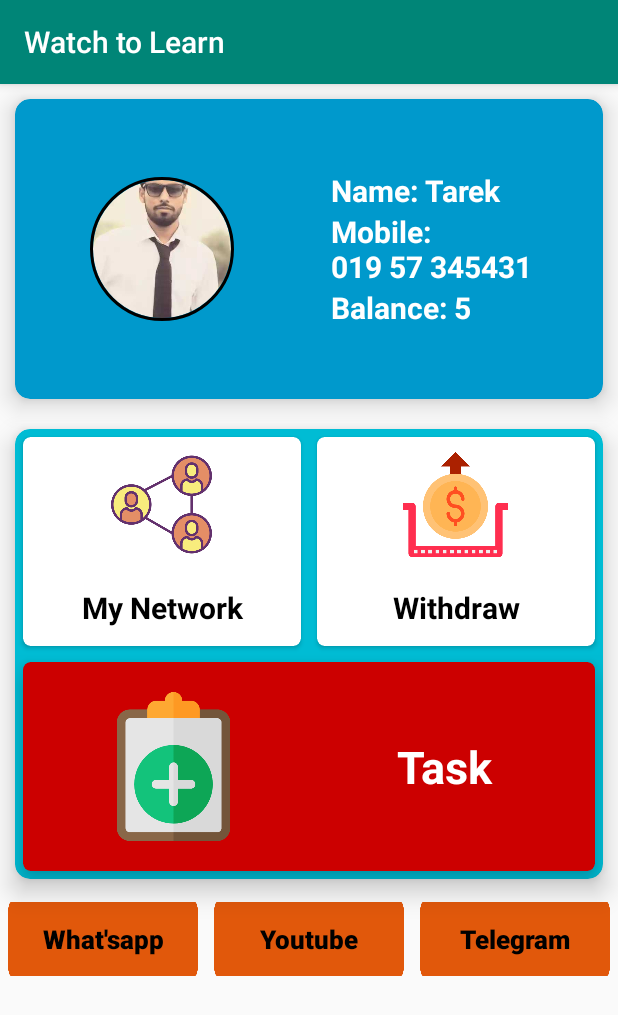
After one commit to mutarek/New_Watch_and_learn, an Android app: the LandingActivity screen opened directly, with no data from a screen before it, on a phone screen of 412 x 824 dp. The commit adds this screen. Shown: the top 1015 px of the screen. Run offline under Robolectric (Android 15) with nearby library versions, the phone set to English and light mode, and no system bars; our stand-ins replace CircleImageView, Firebase (no records; nobody signed in at launch, a user with empty details on screens opened directly); pictures from the network do not load.

Commit message:
new file added

```diff
--- a/app/build.gradle
+++ b/app/build.gradle
@@ -42,5 +42,8 @@ dependencies {
 
     implementation 'com.google.firebase:firebase-database:19.2.0'
     implementation 'com.theartofdev.edmodo:android-image-cropper:2.8.+'
+    implementation 'com.github.GrenderG:Toasty:1.4.2'
+    implementation 'com.github.bumptech.glide:glide:4.10.0'
+    annotationProcessor 'com.github.bumptech.glide:compiler:4.10.0'
 }
 apply plugin: 'com.google.gms.google-services'
--- a/app/src/main/java/com/bdsoftwaresolution/watchtolearn/Activities/CompeleteProfileActivity.java
+++ b/app/src/main/java/com/bdsoftwaresolution/watchtolearn/Activities/CompeleteProfileActivity.java
@@ -20,11 +20,13 @@ import com.google.android.gms.tasks.OnFailureListener;
 import com.google.android.gms.tasks.OnSuccessListener;
 import com.google.android.gms.tasks.Task;
 import com.google.firebase.auth.FirebaseAuth;
+import com.google.firebase.database.DataSnapshot;
+import com.google.firebase.database.DatabaseError;
 import com.google.firebase.database.DatabaseReference;
 import com.google.firebase.database.FirebaseDatabase;
+import com.google.firebase.database.ValueEventListener;
 import com.google.firebase.storage.FirebaseStorage;
 import com.google.firebase.storage.OnProgressListener;
-import com.google.firebase.storage.StorageMetadata;
 import com.google.firebase.storage.StorageReference;
 import com.google.firebase.storage.UploadTask;
 
@@ -33,6 +35,7 @@ import java.util.HashMap;
 import java.util.UUID;
 
 import de.hdodenhof.circleimageview.CircleImageView;
+import es.dmoral.toasty.Toasty;
 
 public class CompeleteProfileActivity extends AppCompatActivity {
 
@@ -45,13 +48,12 @@ public class CompeleteProfileActivity extends AppCompatActivity {
     private final int PICK_IMAGE_REQUEST = 10;
 
     //Firebase
-    FirebaseStorage storage;
-    StorageReference storageReference;
+    private StorageReference storageReference;
     private FirebaseAuth firebaseAuth;
     String cUser;
     private DatabaseReference databaseReference;
-    String downloadUri;
-    Task<Uri> result;
+    String downloaduri;
+    ProgressDialog progressDialog ;
 
 
     @Override
@@ -78,6 +80,32 @@ public class CompeleteProfileActivity extends AppCompatActivity {
 
     }
 
+    private void checkprofiledoneornot() {
+        databaseReference.child("Users").child(cUser).addValueEventListener(new ValueEventListener() {
+            @Override
+            public void onDataChange(@NonNull DataSnapshot dataSnapshot) {
+                if (dataSnapshot.hasChild("User_Name"))
+                {
+                    updateUi();
+                }
+                else
+                {
+                    Toasty.error(CompeleteProfileActivity.this, "This is an error toast.", Toast.LENGTH_SHORT, true).show();
+                }
+            }
+
+            @Override
+            public void onCancelled(@NonNull DatabaseError databaseError) {
+
+            }
+        });
+    }
+
+    private void updateUi() {
+        startActivity(new Intent(CompeleteProfileActivity.this,LandingActivity.class));
+        finish();
+    }
+
     private void casting() {
         userprofile = findViewById(R.id.user_profile_image);
         uname = findViewById(R.id.user_nameET);
@@ -85,11 +113,13 @@ public class CompeleteProfileActivity extends AppCompatActivity {
         ucode = findViewById(R.id.user_u_codeET);
         urefer = findViewById(R.id.user_refer_code);
         finishbtn = findViewById(R.id.finishBTN);
-        storage = FirebaseStorage.getInstance();
-        storageReference = storage.getReference();
         firebaseAuth = FirebaseAuth.getInstance();
         cUser = firebaseAuth.getCurrentUser().getUid();
         databaseReference = FirebaseDatabase.getInstance().getReference();
+        storageReference = FirebaseStorage.getInstance().getReference().child("Profile_Picture");
+        progressDialog = new ProgressDialog(this);
+        progressDialog.setTitle("Loading.....");
+
 
     }
 
@@ -106,6 +136,7 @@ public class CompeleteProfileActivity extends AppCompatActivity {
             Toast.makeText(this, "Number is Mandatory", Toast.LENGTH_SHORT).show();
         } else {
             uploadInfotoDb();
+            progressDialog.show();
         }
     }
 
@@ -114,36 +145,26 @@ public class CompeleteProfileActivity extends AppCompatActivity {
     }
 
     private void uploadProfilePic() {
-        if (filePath != null) {
-            final ProgressDialog progressDialog = new ProgressDialog(this);
-            progressDialog.setTitle("Uploading...");
-            progressDialog.show();
-            StorageReference ref = storageReference.child("images/" + UUID.randomUUID().toString());
-            ref.putFile(filePath)
-                    .addOnSuccessListener(new OnSuccessListener<UploadTask.TaskSnapshot>() {
+        final StorageReference upload = storageReference.child("image"+filePath.getLastPathSegment());
+        upload.putFile(filePath).addOnCompleteListener(new OnCompleteListener<UploadTask.TaskSnapshot>() {
+            @Override
+            public void onComplete(@NonNull Task<UploadTask.TaskSnapshot> task) {
+                if (task.isSuccessful())
+                {
+                    upload.getDownloadUrl().addOnSuccessListener(new OnSuccessListener<Uri>() {
                         @Override
-                        public void onSuccess(UploadTask.TaskSnapshot taskSnapshot) {
-                            progressDialog.dismiss();
+                        public void onSuccess(Uri uri) {
+                            downloaduri = String.valueOf(uri);
                             uploadAllInfotoDB();
-                            Toast.makeText(CompeleteProfileActivity.this, "Uploaded", Toast.LENGTH_SHORT).show();
-                        }
-                    })
-                    .addOnFailureListener(new OnFailureListener() {
-                        @Override
-                        public void onFailure(@NonNull Exception e) {
-                            progressDialog.dismiss();
-                            Toast.makeText(CompeleteProfileActivity.this, "Failed " + e.getMessage(), Toast.LENGTH_SHORT).show();
-                        }
-                    })
-                    .addOnProgressListener(new OnProgressListener<UploadTask.TaskSnapshot>() {
-                        @Override
-                        public void onProgress(UploadTask.TaskSnapshot taskSnapshot) {
-                            double progress = (100.0 * taskSnapshot.getBytesTransferred() / taskSnapshot
-                                    .getTotalByteCount());
-                            progressDialog.setMessage("Uploaded " + (int) progress + "%");
                         }
                     });
-        }
+                }
+                else
+                {
+                    Toast.makeText(CompeleteProfileActivity.this, ""+task.getException(), Toast.LENGTH_SHORT).show();
+                }
+            }
+        });
     }
 
     private void uploadAllInfotoDB() {
@@ -152,14 +173,16 @@ public class CompeleteProfileActivity extends AppCompatActivity {
         hashMap.put("User_Number", usernumber);
         hashMap.put("User_Code", usercode);
         hashMap.put("User_Refer", userRefer);
-        hashMap.put("User_Profile_Picture", result);
+        hashMap.put("User_Balance", 0);
+        hashMap.put("User_Profile_Picture", downloaduri);
         databaseReference.child("Users").child(cUser).setValue(hashMap)
                 .addOnCompleteListener(new OnCompleteListener<Void>() {
                     @Override
                     public void onComplete(@NonNull Task<Void> task) {
                         if (task.isSuccessful()) {
+                            progressDialog.dismiss();
                             Toast.makeText(CompeleteProfileActivity.this, "Done", Toast.LENGTH_SHORT).show();
-                            startActivity(new Intent(CompeleteProfileActivity.this, NavDrawerActivity.class));
+                            startActivity(new Intent(CompeleteProfileActivity.this, LandingActivity.class));
                         } else {
                             Toast.makeText(CompeleteProfileActivity.this, "" + task.getException(), Toast.LENGTH_SHORT).show();
                         }
@@ -183,5 +206,9 @@ public class CompeleteProfileActivity extends AppCompatActivity {
         }
     }
 
-
+    @Override
+    protected void onStart() {
+        super.onStart();
+        checkprofiledoneornot();
+    }
 }
--- /dev/null
+++ b/app/src/main/java/com/bdsoftwaresolution/watchtolearn/Activities/LandingActivity.java
@@ -0,0 +1,69 @@
+package com.bdsoftwaresolution.watchtolearn.Activities;
+
+import androidx.annotation.NonNull;
+import androidx.appcompat.app.AppCompatActivity;
+
+import android.os.Bundle;
+import android.widget.TextView;
+
+import com.bdsoftwaresolution.watchtolearn.R;
+import com.bumptech.glide.Glide;
+import com.google.firebase.auth.FirebaseAuth;
+import com.google.firebase.database.DataSnapshot;
+import com.google.firebase.database.DatabaseError;
+import com.google.firebase.database.DatabaseReference;
+import com.google.firebase.database.FirebaseDatabase;
+import com.google.firebase.database.ValueEventListener;
+
+import de.hdodenhof.circleimageview.CircleImageView;
+
+public class LandingActivity extends AppCompatActivity {
+
+    private CircleImageView landingprofile;
+    private TextView name, mobile, balance;
+    private FirebaseAuth firebaseAuth;
+    String cUser;
+    private DatabaseReference databaseReference;
+
+    @Override
+    protected void onCreate(Bundle savedInstanceState) {
+        super.onCreate(savedInstanceState);
+        setContentView(R.layout.activity_landing);
+        casting();
+    }
+
+    private void casting() {
+        landingprofile = findViewById(R.id.landing_profile_image);
+        name = findViewById(R.id.landing_user_name);
+        mobile = findViewById(R.id.lading_user_number);
+        balance = findViewById(R.id.landing_user_balance);
+        firebaseAuth = FirebaseAuth.getInstance();
+        cUser = firebaseAuth.getCurrentUser().getUid();
+        databaseReference = FirebaseDatabase.getInstance().getReference().child("Users");
+    }
+
+    @Override
+    protected void onStart() {
+        super.onStart();
+        databaseReference.child(cUser).addListenerForSingleValueEvent(new ValueEventListener() {
+            @Override
+            public void onDataChange(@NonNull DataSnapshot dataSnapshot) {
+                if (dataSnapshot.exists()) {
+                    String sname = dataSnapshot.child("User_Name").getValue().toString();
+                    name.setText(sname);
+                    String snumber = dataSnapshot.child("User_Number").getValue().toString();
+                    String sbalance = dataSnapshot.child("User_Balance").getValue().toString();
+                    balance.setText(sbalance);
+                    mobile.setText(snumber);
+                    String sprofile = dataSnapshot.child("User_Profile_Picture").getValue().toString();
+                    Glide.with(LandingActivity.this).load(sprofile).into(landingprofile);
+                }
+            }
+
+            @Override
+            public void onCancelled(@NonNull DatabaseError databaseError) {
+
+            }
+        });
+    }
+}
--- /dev/null
+++ b/app/src/main/res/layout/activity_landing.xml
@@ -0,0 +1,278 @@
+<?xml version="1.0" encoding="utf-8"?>
+<ScrollView xmlns:android="http://schemas.android.com/apk/res/android"
+    xmlns:app="http://schemas.android.com/apk/res-auto"
+    xmlns:tools="http://schemas.android.com/tools"
+    android:layout_width="match_parent"
+    android:layout_height="match_parent"
+    tools:context=".Activities.LandingActivity"
+    >
+
+    <LinearLayout
+        android:layout_width="match_parent"
+        android:layout_height="match_parent"
+        android:orientation="vertical">
+
+        <androidx.cardview.widget.CardView
+            android:layout_width="match_parent"
+            android:layout_height="200dp"
+            android:layout_margin="10dp"
+            app:cardBackgroundColor="@android:color/holo_blue_dark"
+            app:cardCornerRadius="10dp"
+            app:cardElevation="10dp">
+
+            <LinearLayout
+                android:layout_width="match_parent"
+                android:layout_height="match_parent"
+                android:orientation="vertical">
+
+
+                <LinearLayout
+                    android:layout_width="match_parent"
+                    android:layout_height="match_parent"
+                    android:orientation="horizontal"
+                    android:weightSum="2">
+
+
+                    <de.hdodenhof.circleimageview.CircleImageView xmlns:app="http://schemas.android.com/apk/res-auto"
+                        android:id="@+id/landing_profile_image"
+                        android:layout_width="match_parent"
+                        android:layout_height="96dp"
+                        android:layout_gravity="center"
+                        android:layout_weight="1"
+                        android:src="@drawable/man"
+                        app:civ_border_color="#FF000000"
+                        app:civ_border_width="2dp" />
+
+                    <LinearLayout
+                        android:layout_width="match_parent"
+                        android:layout_height="match_parent"
+                        android:layout_weight="1"
+                        android:gravity="center"
+                        android:orientation="vertical">
+
+                        <TextView
+                            android:id="@+id/landing_user_name"
+                            android:layout_width="match_parent"
+                            android:layout_height="wrap_content"
+                            android:layout_gravity="center"
+                            android:layout_marginLeft="10dp"
+                            android:text="Name: Tarek"
+                            android:textColor="@android:color/white"
+                            android:textSize="20sp"
+                            android:textStyle="bold" />
+
+                        <TextView
+                            android:id="@+id/lading_user_number"
+                            android:layout_width="match_parent"
+                            android:layout_height="wrap_content"
+                            android:layout_gravity="center"
+                            android:layout_marginLeft="10dp"
+                            android:text="Mobile: \n019 57 345431"
+                            android:textColor="@android:color/white"
+                            android:textSize="20sp"
+                            android:textStyle="bold" />
+
+                        <TextView
+                            android:id="@+id/landing_user_balance"
+                            android:layout_width="match_parent"
+                            android:layout_height="wrap_content"
+                            android:layout_gravity="center"
+                            android:layout_marginLeft="10dp"
+                            android:text="Balance: 5"
+                            android:textColor="@android:color/white"
+                            android:textSize="20sp"
+                            android:textStyle="bold" />
+
+
+                    </LinearLayout>
+
+
+                </LinearLayout>
+
+
+            </LinearLayout>
+
+
+        </androidx.cardview.widget.CardView>
+
+
+        <androidx.cardview.widget.CardView
+            android:layout_width="match_parent"
+            android:layout_height="300dp"
+            android:layout_margin="10dp"
+            app:cardBackgroundColor="#00BCD4"
+            app:cardCornerRadius="10dp"
+            app:cardElevation="10dp">
+
+            <LinearLayout
+                android:layout_width="match_parent"
+                android:layout_height="match_parent"
+                android:orientation="vertical">
+
+                <LinearLayout
+                    android:layout_width="match_parent"
+                    android:layout_height="150dp"
+                    android:orientation="horizontal"
+                    android:weightSum="2">
+
+                    <androidx.cardview.widget.CardView
+                        android:layout_width="match_parent"
+                        android:layout_height="match_parent"
+                        android:layout_margin="5dp"
+                        android:layout_weight="1"
+                        app:cardCornerRadius="5dp">
+
+                        <LinearLayout
+                            android:layout_width="match_parent"
+                            android:layout_height="match_parent"
+                            android:orientation="vertical">
+
+                            <ImageView
+                                android:layout_width="70dp"
+                                android:layout_height="70dp"
+                                android:layout_gravity="center"
+                                android:layout_marginVertical="10dp"
+                                android:src="@drawable/mynetwork" />
+
+                            <TextView
+                                android:layout_width="match_parent"
+                                android:layout_height="wrap_content"
+                                android:layout_marginVertical="10dp"
+                                android:text="My Network"
+                                android:textAlignment="center"
+                                android:textColor="@android:color/black"
+                                android:textSize="20sp"
+                                android:textStyle="bold" />
+                        </LinearLayout>
+
+                    </androidx.cardview.widget.CardView>
+
+                    <androidx.cardview.widget.CardView
+                        android:layout_width="match_parent"
+                        android:layout_height="match_parent"
+                        android:layout_margin="5dp"
+                        android:layout_weight="1"
+                        app:cardCornerRadius="5dp">
+
+                        <LinearLayout
+                            android:layout_width="match_parent"
+                            android:layout_height="match_parent"
+                            android:orientation="vertical">
+
+                            <ImageView
+                                android:layout_width="70dp"
+                                android:layout_height="70dp"
+                                android:layout_gravity="center"
+                                android:layout_marginVertical="10dp"
+                                android:src="@drawable/withdrawal" />
+
+
+                            <TextView
+                                android:layout_width="match_parent"
+                                android:layout_height="wrap_content"
+                                android:layout_marginVertical="10dp"
+                                android:text="Withdraw"
+                                android:textAlignment="center"
+                                android:textColor="@android:color/black"
+                                android:textSize="20sp"
+                                android:textStyle="bold" />
+                        </LinearLayout>
+
+                    </androidx.cardview.widget.CardView>
+
+                </LinearLayout>
+
+                <androidx.cardview.widget.CardView
+                    android:layout_width="match_parent"
+                    android:layout_height="match_parent"
+                    android:layout_margin="5dp"
+                    android:layout_weight="1"
+                    app:cardBackgroundColor="@android:color/holo_red_dark"
+                    app:cardCornerRadius="5dp"
+                    app:cardElevation="10dp">
+
+                    <LinearLayout
+                        android:id="@+id/taskLinearID"
+                        android:layout_width="match_parent"
+                        android:layout_height="match_parent"
+                        android:layout_margin="10dp"
+                        android:orientation="horizontal"
+                        android:weightSum="2">
+
+                        <ImageView
+                            android:layout_width="match_parent"
+                            android:layout_height="match_parent"
+                            android:layout_gravity="center"
+                            android:layout_marginVertical="10dp"
+                            android:layout_weight="1"
+                            android:src="@drawable/taskicon" />
+
+                        <TextView
+                            android:layout_width="match_parent"
+                            android:layout_height="wrap_content"
+                            android:layout_gravity="center"
+                            android:layout_marginVertical="10dp"
+                            android:layout_weight="1"
+                            android:text="Task"
+                            android:textAlignment="center"
+                            android:textColor="@android:color/white"
+                            android:textSize="30sp"
+                            android:textStyle="bold" />
+
+                    </LinearLayout>
+
+                </androidx.cardview.widget.CardView>
+
+
+            </LinearLayout>
+
+        </androidx.cardview.widget.CardView>
+
+        <LinearLayout
+            android:layout_width="match_parent"
+            android:layout_height="60dp"
+            android:orientation="horizontal"
+            android:weightSum="3">
+
+            <Button
+                android:layout_width="match_parent"
+                android:layout_height="wrap_content"
+                android:layout_margin="5dp"
+                android:layout_weight="1"
+                android:background="@drawable/etshape"
+                android:text="What'sapp"
+                android:textAllCaps="false"
+                android:textColor="@android:color/black"
+                android:textSize="17sp"
+                android:textStyle="bold" />
+
+            <Button
+                android:layout_width="match_parent"
+                android:layout_height="wrap_content"
+                android:layout_margin="5dp"
+                android:layout_weight="1"
+                android:background="@drawable/etshape"
+                android:text="Youtube"
+                android:textAllCaps="false"
+                android:textColor="@android:color/black"
+                android:textSize="17sp"
+                android:textStyle="bold" />
+
+            <Button
+                android:layout_width="match_parent"
+                android:layout_height="wrap_content"
+                android:layout_margin="5dp"
+                android:layout_weight="1"
+                android:background="@drawable/etshape"
+                android:text="Telegram"
+                android:textAllCaps="false"
+                android:textColor="@android:color/black"
+                android:textSize="17sp"
+                android:textStyle="bold" />
+
+        </LinearLayout>
+
+    </LinearLayout>
+
+
+</ScrollView>
--- a/build.gradle
+++ b/build.gradle
@@ -19,6 +19,7 @@ allprojects {
     repositories {
         google()
         jcenter()
+        maven { url "https://jitpack.io" }
 
     }
 }
```
Also changed, not shown: app/src/main/AndroidManifest.xml (+8 -6 lines).
